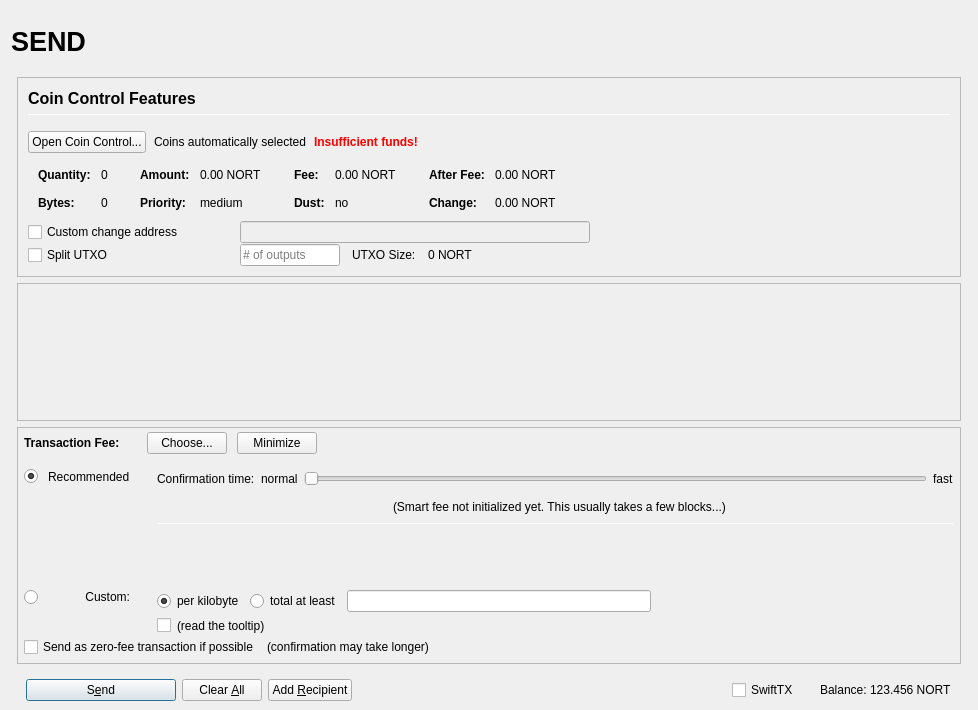
First picture: the form in src/qt/forms/sendcoinsdialog.ui, repository epiccoinio/Epic, before the edit.
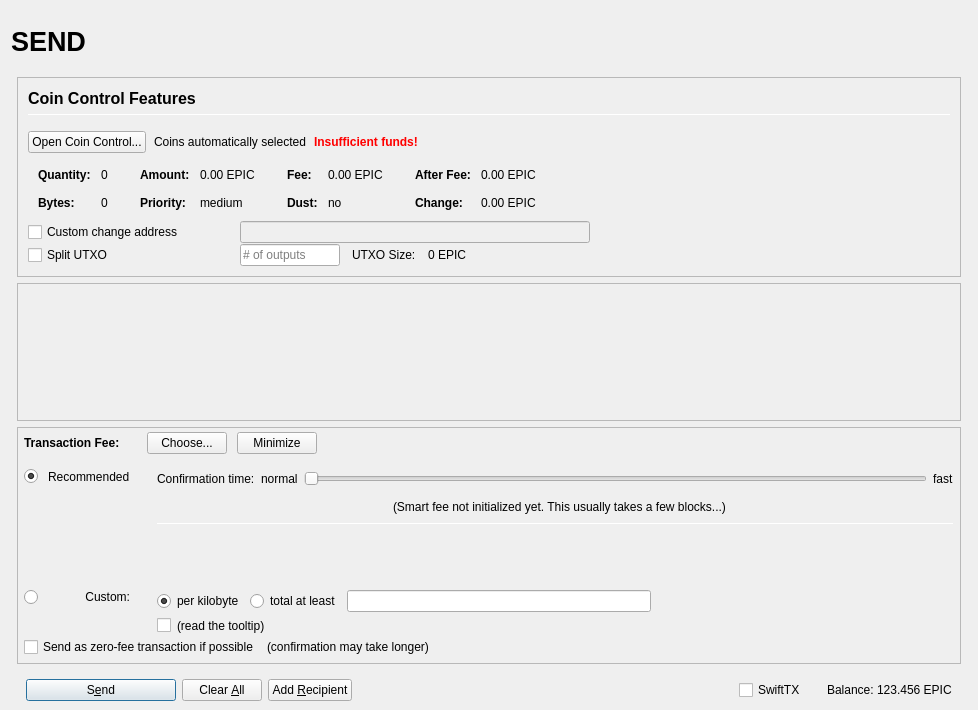
Second picture: the form after the edit. Icons and pictures are not drawn. Custom widgets are drawn as their Qt base class.

```diff
--- a/src/qt/forms/sendcoinsdialog.ui
+++ b/src/qt/forms/sendcoinsdialog.ui
@@ -493,7 +493,7 @@
                         <enum>Qt::ActionsContextMenu</enum>
                        </property>
                        <property name="text">
-                        <string notr="true">0.00 NORT</string>
+                        <string notr="true">0.00 EPIC</string>
                        </property>
                        <property name="textInteractionFlags">
                         <set>Qt::LinksAccessibleByMouse|Qt::TextSelectableByKeyboard|Qt::TextSelectableByMouse</set>
@@ -573,7 +573,7 @@
                         <enum>Qt::ActionsContextMenu</enum>
                        </property>
                        <property name="text">
-                        <string notr="true">0.00 NORT</string>
+                        <string notr="true">0.00 EPIC</string>
                        </property>
                        <property name="textInteractionFlags">
                         <set>Qt::LinksAccessibleByMouse|Qt::TextSelectableByKeyboard|Qt::TextSelectableByMouse</set>
@@ -653,7 +653,7 @@
                         <enum>Qt::ActionsContextMenu</enum>
                        </property>
                        <property name="text">
-                        <string notr="true">0.00 NORT</string>
+                        <string notr="true">0.00 EPIC</string>
                        </property>
                        <property name="textInteractionFlags">
                         <set>Qt::LinksAccessibleByMouse|Qt::TextSelectableByKeyboard|Qt::TextSelectableByMouse</set>
@@ -682,7 +682,7 @@
                         <enum>Qt::ActionsContextMenu</enum>
                        </property>
                        <property name="text">
-                        <string notr="true">0.00 NORT</string>
+                        <string notr="true">0.00 EPIC</string>
                        </property>
                        <property name="textInteractionFlags">
                         <set>Qt::LinksAccessibleByMouse|Qt::TextSelectableByKeyboard|Qt::TextSelectableByMouse</set>
@@ -849,7 +849,7 @@
                 <item>
                  <widget class="QLabel" name="labelBlockSize">
                   <property name="text">
-                   <string>0 NORT</string>
+                   <string>0 EPIC</string>
                   </property>
                  </widget>
                 </item>
@@ -1715,7 +1715,7 @@
                 <cursorShape>IBeamCursor</cursorShape>
                </property>
                <property name="text">
-                <string notr="true">123.456 NORT</string>
+                <string notr="true">123.456 EPIC</string>
                </property>
                <property name="textInteractionFlags">
                 <set>Qt::LinksAccessibleByMouse|Qt::TextSelectableByKeyboard|Qt::TextSelectableByMouse</set>
```
Left out of the diff: 8 changed lines with no effect on the pictures.
